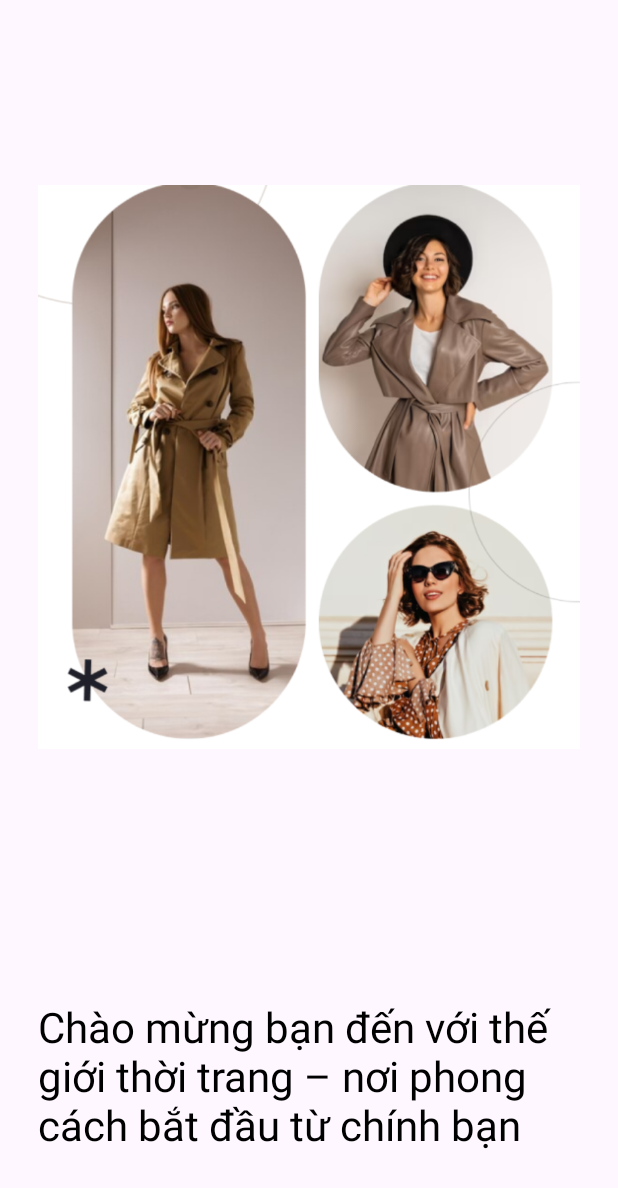
After one commit to hoanghuy-269/ClothingStoreApp, an Android app: the layout welcome_app_layout.xml on its own in the app's theme, with its tools: preview values and no code run, on a phone screen of 412 x 824 dp. The commit adds this screen. Shown: the top 1188 px of the screen. Run offline under Robolectric (Android 15) with nearby library versions, the phone set to English and light mode, and no system bars.

Commit message:
them welcome trang 2 figma

```diff
--- a/app/src/main/java/com/example/clothingstoreapp/TrangChuActivity.kt
+++ b/app/src/main/java/com/example/clothingstoreapp/TrangChuActivity.kt
@@ -2,13 +2,13 @@ package com.example.clothingstoreapp
 
 import android.os.Bundle
 import androidx.appcompat.app.AppCompatActivity
-import com.example.clothingstoreapp.databinding.TrangChuLayoutBinding
+import com.example.clothingstoreapp.databinding.WelcomeAppLayoutBinding
 
 class TrangChuActivity : AppCompatActivity() {
-    private lateinit var binding: TrangChuLayoutBinding
+    private lateinit var binding: WelcomeAppLayoutBinding
     override fun onCreate(savedInstanceState: Bundle?) {
         super.onCreate(savedInstanceState)
-        binding = TrangChuLayoutBinding.inflate(layoutInflater)
+        binding = WelcomeAppLayoutBinding.inflate(layoutInflater)
         setContentView(binding.root)
     }
 }
--- /dev/null
+++ b/app/src/main/res/layout/welcome_app_layout.xml
@@ -0,0 +1,30 @@
+<?xml version="1.0" encoding="utf-8"?>
+<androidx.constraintlayout.widget.ConstraintLayout xmlns:android="http://schemas.android.com/apk/res/android"
+    xmlns:app="http://schemas.android.com/apk/res-auto"
+    xmlns:tools="http://schemas.android.com/tools"
+    android:layout_width="match_parent"
+    android:layout_height="match_parent"
+    android:padding="25dp">
+
+    <ImageView
+        android:id="@+id/imageWelcome"
+        android:layout_width="match_parent"
+        android:layout_height="wrap_content"
+        android:scaleType="fitCenter"
+        app:layout_constraintEnd_toEndOf="parent"
+        app:layout_constraintStart_toStartOf="parent"
+        app:layout_constraintTop_toTopOf="parent"
+        app:srcCompat="@drawable/image_welcome_layout" />
+
+    <TextView
+        android:id="@+id/txtWelcomeGioiThieu"
+        android:layout_width="match_parent"
+        android:layout_height="wrap_content"
+        android:layout_marginTop="68dp"
+        android:text="Chào mừng bạn đến với thế giới thời trang – nơi phong cách bắt đầu từ chính bạn"
+        android:textColor="#000000"
+        android:textSize="28sp"
+        app:layout_constraintEnd_toEndOf="@+id/imageWelcome"
+        app:layout_constraintStart_toStartOf="@+id/imageWelcome"
+        app:layout_constraintTop_toBottomOf="@id/imageWelcome" />
+</androidx.constraintlayout.widget.ConstraintLayout>
```
Also changed, not shown: app/src/main/res/layout/trang_chu_layout.xml (deleted, +0 -19 lines), app/src/main/res/drawable/image_welcome_layout.png (added).
